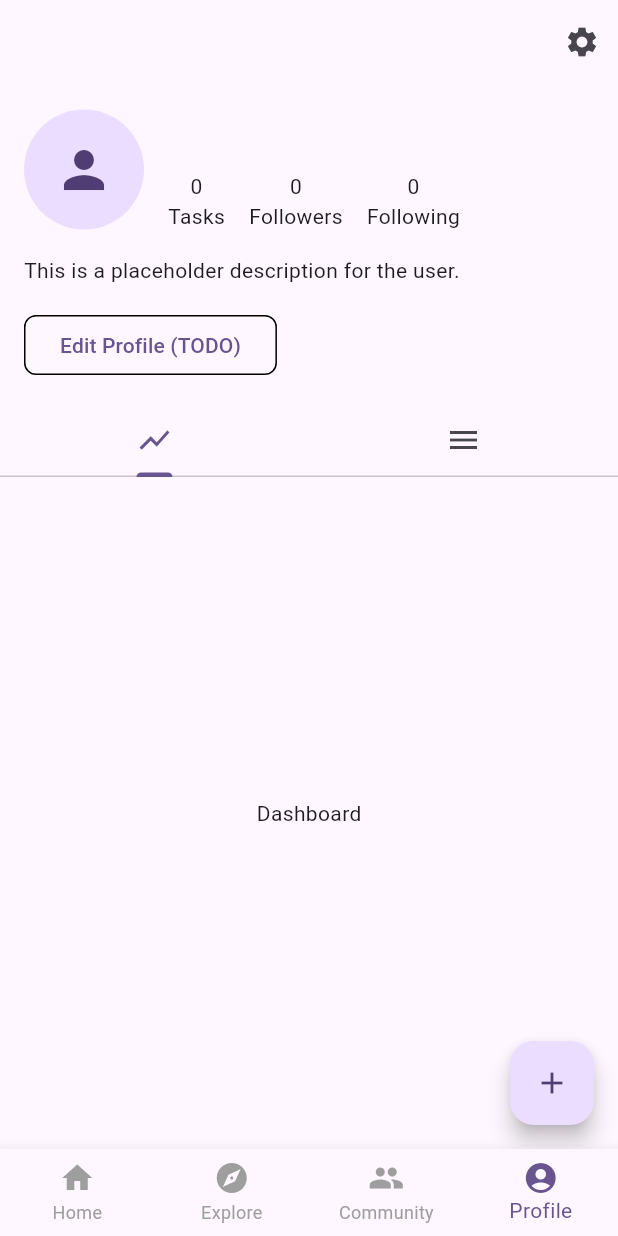
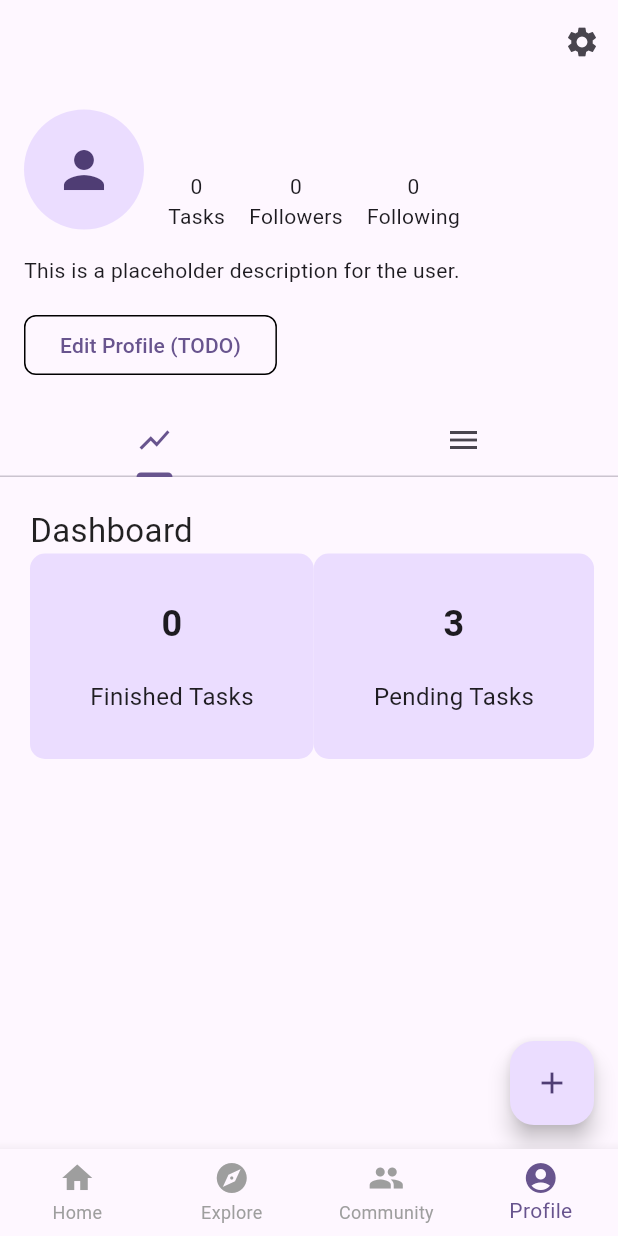
Before and after one commit to siuma1109/flutter_life_goal_management, a Flutter app: the ProfileScreen screen opened by its route, on a phone screen of 412 x 824 dp. Run offline on Flutter 3.47's test engine with Material 3 defaults, Android fonts, the phone set to English and light mode, and no system bars; our stand-ins replace flutter_dotenv, go_router, sqflite; accounts and stored records are empty.

Commit message:
Dashboard init

```diff
--- a/lib/src/screens/profile_screen.dart
+++ b/lib/src/screens/profile_screen.dart
@@ -1,6 +1,7 @@
 import 'dart:async';
 import 'package:flutter/material.dart';
 import 'package:flutter_life_goal_management/src/broadcasts/task_broadcast.dart';
+import 'package:flutter_life_goal_management/src/widgets/profile/dashboard_widget.dart';
 import 'package:flutter_life_goal_management/src/services/auth_service.dart';
 import 'package:flutter_life_goal_management/src/services/task_service.dart';
 import 'package:flutter_life_goal_management/src/widgets/profile/ProfileMenuWidget.dart';
@@ -111,7 +112,7 @@ class _ProfileScreenState extends State<ProfileScreen>
             Expanded(
               child: TabBarView(
                 children: [
-                  const Center(child: Text("Dashboard")),
+                  DashboardWidget(),
                   ProfileMenuWidget(
                     inboxTaskCount: _inboxTaskCount,
                   ),
--- /dev/null
+++ b/lib/src/widgets/profile/dashboard_widget.dart
@@ -0,0 +1,92 @@
+import 'package:flutter/material.dart';
+
+class DashboardWidget extends StatefulWidget {
+  const DashboardWidget({super.key});
+
+  @override
+  State<DashboardWidget> createState() => _DashboardWidgetState();
+}
+
+class _DashboardWidgetState extends State<DashboardWidget> {
+  @override
+  Widget build(BuildContext context) {
+    return SingleChildScrollView(
+      child: Padding(
+        padding: const EdgeInsets.fromLTRB(20, 20, 20, 20),
+        child: Column(
+          crossAxisAlignment: CrossAxisAlignment.start,
+          children: [
+            Text(
+              "Dashboard",
+              style: TextStyle(
+                color: Colors.black87,
+                fontSize: Theme.of(context).textTheme.titleLarge?.fontSize,
+              ),
+            ),
+            Row(
+              mainAxisAlignment: MainAxisAlignment.spaceBetween,
+              children: [
+                Container(
+                  padding: const EdgeInsets.fromLTRB(40, 30, 40, 30),
+                  decoration: BoxDecoration(
+                    color: Theme.of(context).colorScheme.primaryContainer,
+                    borderRadius: BorderRadius.circular(10),
+                  ),
+                  child: Column(
+                    children: [
+                      Padding(
+                        padding: const EdgeInsets.only(bottom: 20),
+                        child: Text(
+                          "0",
+                          style: TextStyle(
+                            fontSize: 24,
+                            fontWeight: FontWeight.bold,
+                          ),
+                        ),
+                      ),
+                      Text(
+                        "Finished Tasks",
+                        style: TextStyle(
+                          fontSize: 16,
+                          color: Colors.black87,
+                        ),
+                      ),
+                    ],
+                  ),
+                ),
+                Container(
+                  padding: const EdgeInsets.fromLTRB(40, 30, 40, 30),
+                  decoration: BoxDecoration(
+                    color: Theme.of(context).colorScheme.primaryContainer,
+                    borderRadius: BorderRadius.circular(10),
+                  ),
+                  child: Column(
+                    children: [
+                      Padding(
+                        padding: const EdgeInsets.only(bottom: 20),
+                        child: Text(
+                          "3",
+                          style: TextStyle(
+                            fontSize: 24,
+                            fontWeight: FontWeight.bold,
+                          ),
+                        ),
+                      ),
+                      Text(
+                        "Pending Tasks",
+                        style: TextStyle(
+                          fontSize: 16,
+                          color: Colors.black87,
+                        ),
+                      ),
+                    ],
+                  ),
+                ),
+              ],
+            )
+          ],
+        ),
+      ),
+    );
+  }
+}
```
